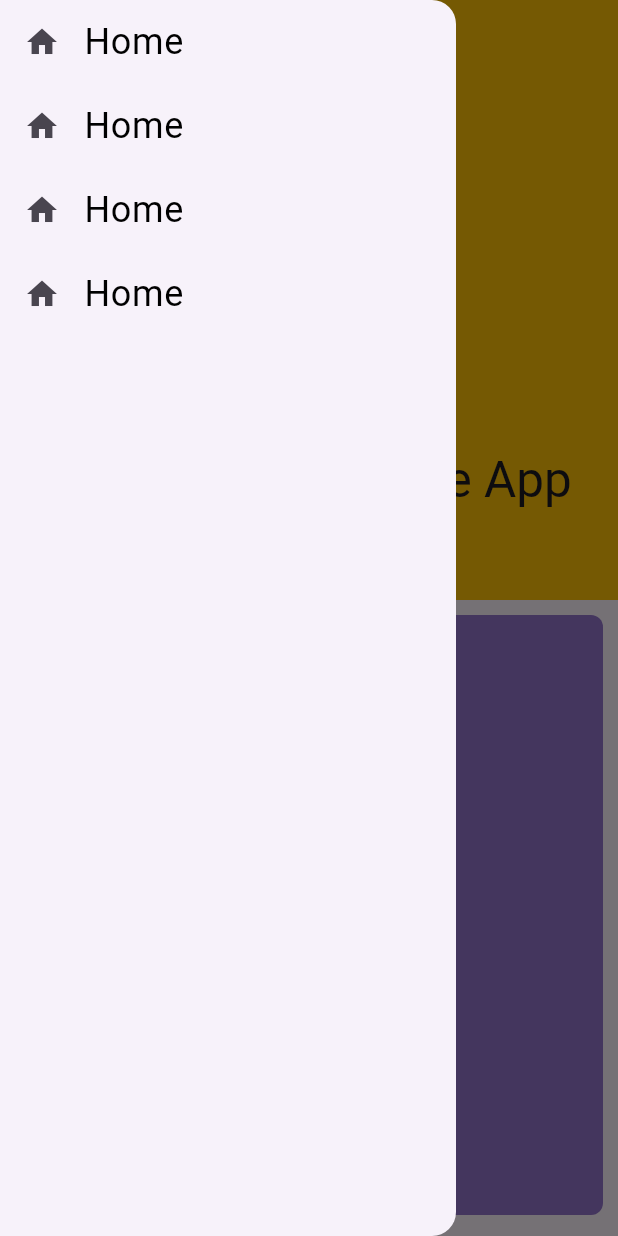
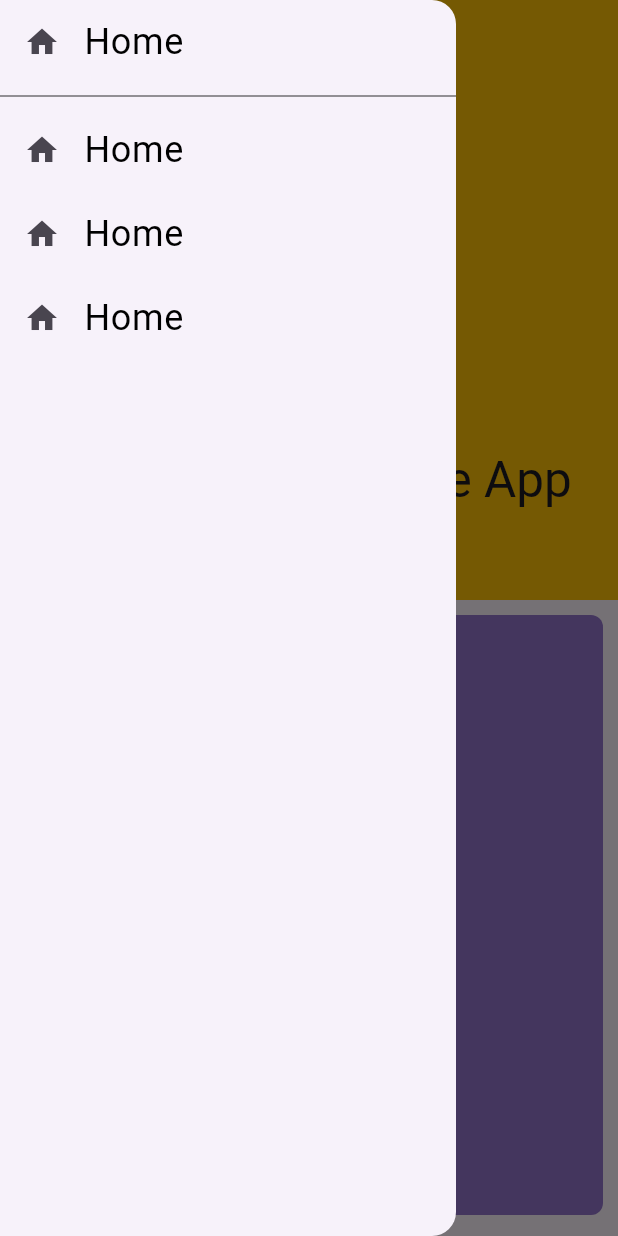
Before and after one commit to RWEMAISINGIZWENorbert/flutter_journey, a Flutter app: the screen it shows after launch, with the side drawer open, on a phone screen of 412 x 824 dp. Run offline on Flutter 3.47's test engine with Material 3 defaults, Android fonts, the phone set to English and light mode, and no system bars.

Commit message:
The drawer widget

```diff
--- a/lib/navigationWidgets/drawer_widget.dart
+++ b/lib/navigationWidgets/drawer_widget.dart
@@ -20,6 +20,7 @@ class DrawerWidget extends StatelessWidget {
               ),
               leading: Icon(Icons.home),
             ),
+            const Divider(color: Colors.black54),
             ListTile(
               title: Text('Home', style: TextStyle(
                 color: Colors.black,
--- a/lib/navigationWidgets/silver_app_bar.dart
+++ b/lib/navigationWidgets/silver_app_bar.dart
@@ -23,7 +23,6 @@ class SilverAppBar extends StatelessWidget {
                       title: Text("The Sliver Space App Bar"),
                     ),
                 ),
-
                 SliverToBoxAdapter(
                   child: Padding(
                     padding: EdgeInsets.all(10.0),
```
